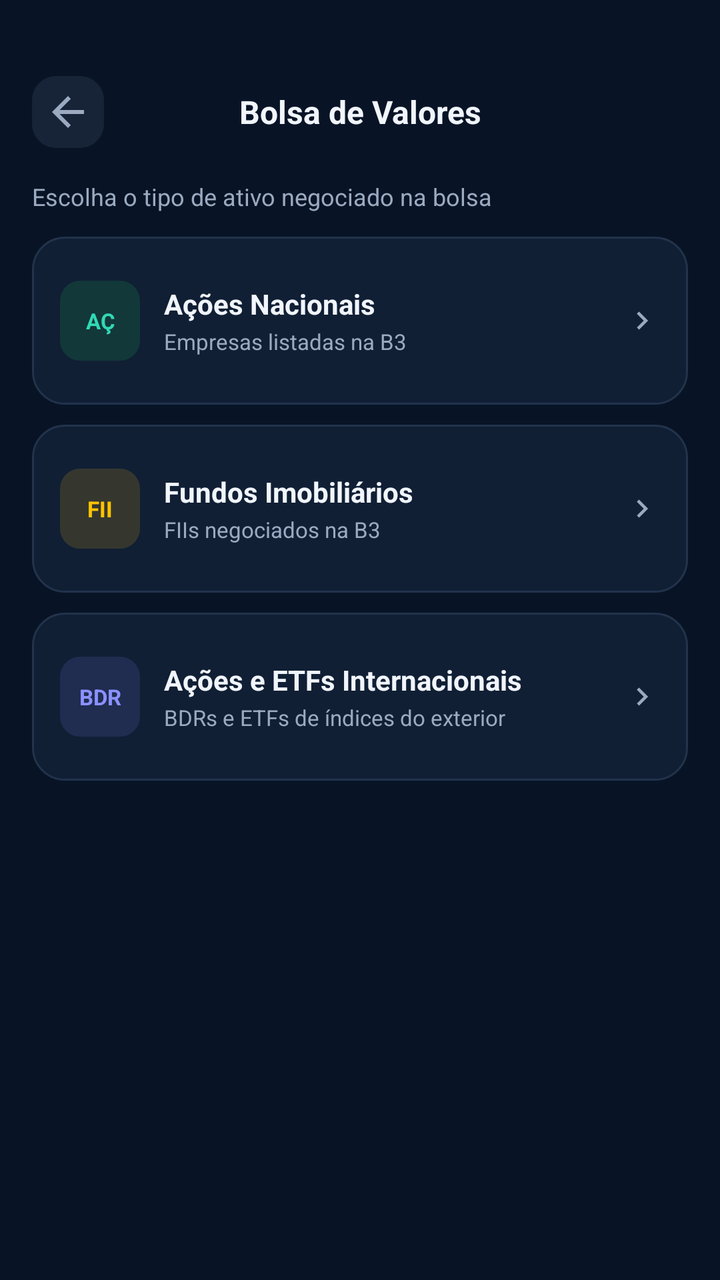
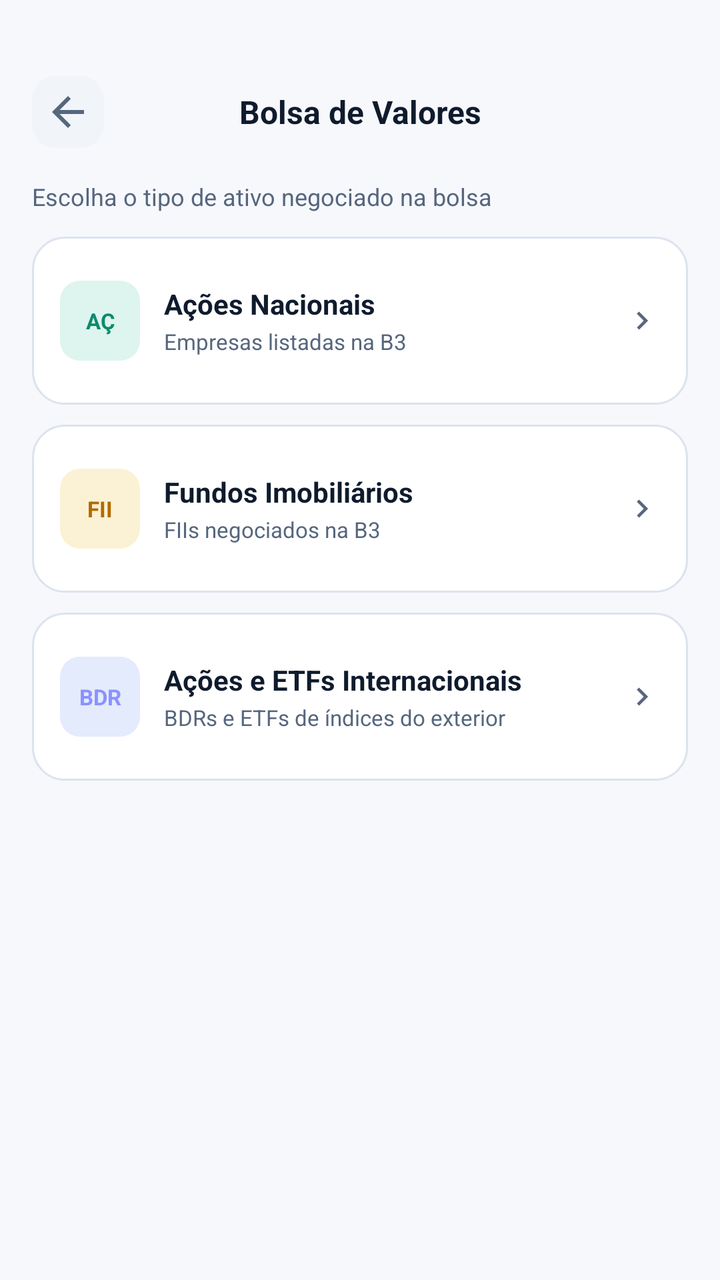

An Android layout rendered at two revisions. The XML below is the earlier revision; the diff shows what the commit changed to produce the second picture.
<!-- AndroidManifest.xml: application theme Theme.AccurancyMobileApp -->
<!-- res/layout/activity_opcoes_renda_variavel.xml -->
<?xml version="1.0" encoding="utf-8"?>
<FrameLayout
    xmlns:android="http://schemas.android.com/apk/res/android"
    xmlns:app="http://schemas.android.com/apk/res-auto"
    android:layout_width="match_parent"
    android:layout_height="match_parent"
    android:background="#081426">

    <androidx.constraintlayout.widget.ConstraintLayout
        android:layout_width="match_parent"
        android:layout_height="match_parent">

        
        <LinearLayout
            android:id="@+id/cabecalhoRendaVariavel"
            android:layout_width="0dp"
            android:layout_height="52dp"
            android:gravity="center_vertical"
            android:orientation="horizontal"
            android:paddingStart="16dp"
            android:paddingEnd="16dp"
            android:layout_marginTop="30dp"
            app:layout_constraintTop_toTopOf="parent"
            app:layout_constraintStart_toStartOf="parent"
            app:layout_constraintEnd_toEndOf="parent">

            <ImageButton
                android:id="@+id/btnVoltarRendaVariavel"
                android:layout_width="36dp"
                android:layout_height="36dp"
                android:background="@drawable/bg_btn_icone"
                android:contentDescription="Voltar"
                android:src="@drawable/ic_arrow_back"
                app:tint="#9BAAC0" />

            <TextView
                android:layout_width="0dp"
                android:layout_height="wrap_content"
                android:layout_weight="1"
                android:gravity="center"
                android:text="Bolsa de Valores"
                android:textColor="#F1F5FC"
                android:textSize="16sp"
                android:textStyle="bold" />

            <View
                android:layout_width="36dp"
                android:layout_height="36dp" />

        </LinearLayout>

        
        <ScrollView
            android:id="@+id/scrollRendaVariavel"
            android:layout_width="0dp"
            android:layout_height="0dp"
            android:fillViewport="true"
            android:clipToPadding="false"
            android:overScrollMode="never"
            app:layout_constraintTop_toBottomOf="@id/cabecalhoRendaVariavel"
            app:layout_constraintBottom_toBottomOf="parent"
            app:layout_constraintStart_toStartOf="parent"
            app:layout_constraintEnd_toEndOf="parent">

            <LinearLayout
                android:id="@+id/listaOpcoesBolsa"
                android:layout_width="match_parent"
                android:layout_height="wrap_content"
                android:orientation="vertical"
                android:paddingStart="16dp"
                android:paddingTop="8dp"
                android:paddingEnd="16dp"
                android:paddingBottom="20dp">

                <TextView
                    android:layout_width="match_parent"
                    android:layout_height="wrap_content"
                    android:text="Escolha o tipo de ativo negociado na bolsa"
                    android:textColor="#9BAAC0"
                    android:textSize="12sp" />

                
                <LinearLayout
                    android:id="@+id/cardAcoesNacionais"
                    android:layout_width="match_parent"
                    android:layout_height="84dp"
                    android:layout_marginTop="12dp"
                    android:background="@drawable/bg_carteira_card"
                    android:clickable="true"
                    android:focusable="true"
                    android:gravity="center_vertical"
                    android:orientation="horizontal"
                    android:paddingStart="14dp"
                    android:paddingEnd="14dp">

                    <TextView
                        android:layout_width="40dp"
                        android:layout_height="40dp"
                        android:background="@drawable/bg_categoria_acoes"
                        android:gravity="center"
                        android:text="AÇ"
                        android:textColor="#31D9B5"
                        android:textSize="11sp"
                        android:textStyle="bold" />

                    <LinearLayout
                        android:layout_width="0dp"
                        android:layout_height="wrap_content"
                        android:layout_marginStart="12dp"
                        android:layout_weight="1"
                        android:orientation="vertical">

                        <TextView
                            android:layout_width="match_parent"
                            android:layout_height="wrap_content"
                            android:text="Ações Nacionais"
                            android:textColor="#F1F5FC"
                            android:textSize="14sp"
                            android:textStyle="bold" />

                        <TextView
                            android:layout_width="match_parent"
                            android:layout_height="wrap_content"
                            android:layout_marginTop="2dp"
                            android:text="Empresas listadas na B3"
                            android:textColor="#9BAAC0"
                            android:textSize="11sp" />

                    </LinearLayout>

                    <ImageView
                        android:layout_width="18dp"
                        android:layout_height="18dp"
                        android:contentDescription="@null"
                        android:src="@drawable/ic_chevron_right"
                        app:tint="#9BAAC0" />

                </LinearLayout>

                
                <LinearLayout
                    android:id="@+id/cardFundosImobiliarios"
                    android:layout_width="match_parent"
                    android:layout_height="84dp"
                    android:layout_marginTop="10dp"
                    android:background="@drawable/bg_carteira_card"
                    android:clickable="true"
                    android:focusable="true"
                    android:gravity="center_vertical"
                    android:orientation="horizontal"
                    android:paddingStart="14dp"
                    android:paddingEnd="14dp">

                    <TextView
                        android:layout_width="40dp"
                        android:layout_height="40dp"
                        android:background="@drawable/bg_categoria_fii"
                        android:gravity="center"
                        android:text="FII"
                        android:textColor="#FFC400"
                        android:textSize="11sp"
                        android:textStyle="bold" />

                    <LinearLayout
                        android:layout_width="0dp"
                        android:layout_height="wrap_content"
                        android:layout_marginStart="12dp"
                        android:layout_weight="1"
                        android:orientation="vertical">

                        <TextView
                            android:layout_width="match_parent"
                            android:layout_height="wrap_content"
                            android:text="Fundos Imobiliários"
                            android:textColor="#F1F5FC"
                            android:textSize="14sp"
                            android:textStyle="bold" />

                        <TextView
                            android:layout_width="match_parent"
                            android:layout_height="wrap_content"
                            android:layout_marginTop="2dp"
                            android:text="FIIs negociados na B3"
                            android:textColor="#9BAAC0"
                            android:textSize="11sp" />

                    </LinearLayout>

                    <ImageView
                        android:layout_width="18dp"
                        android:layout_height="18dp"
                        android:contentDescription="@null"
                        android:src="@drawable/ic_chevron_right"
                        app:tint="#9BAAC0" />

                </LinearLayout>

                
                <LinearLayout
                    android:id="@+id/cardAcoesETFsInternacionais"
                    android:layout_width="match_parent"
                    android:layout_height="84dp"
                    android:layout_marginTop="10dp"
                    android:background="@drawable/bg_carteira_card"
                    android:clickable="true"
                    android:focusable="true"
                    android:gravity="center_vertical"
                    android:orientation="horizontal"
                    android:paddingStart="14dp"
                    android:paddingEnd="14dp">

                    <TextView
                        android:layout_width="40dp"
                        android:layout_height="40dp"
                        android:background="@drawable/bg_categoria_bdr"
                        android:gravity="center"
                        android:text="BDR"
                        android:textColor="#8B91FF"
                        android:textSize="11sp"
                        android:textStyle="bold" />

                    <LinearLayout
                        android:layout_width="0dp"
                        android:layout_height="wrap_content"
                        android:layout_marginStart="12dp"
                        android:layout_weight="1"
                        android:orientation="vertical">

                        <TextView
                            android:layout_width="match_parent"
                            android:layout_height="wrap_content"
                            android:text="Ações e ETFs Internacionais"
                            android:textColor="#F1F5FC"
                            android:textSize="14sp"
                            android:textStyle="bold" />

                        <TextView
                            android:layout_width="match_parent"
                            android:layout_height="wrap_content"
                            android:layout_marginTop="2dp"
                            android:text="BDRs e ETFs de índices do exterior"
                            android:textColor="#9BAAC0"
                            android:textSize="11sp" />

                    </LinearLayout>

                    <ImageView
                        android:layout_width="18dp"
                        android:layout_height="18dp"
                        android:contentDescription="@null"
                        android:src="@drawable/ic_chevron_right"
                        app:tint="#9BAAC0" />

                </LinearLayout>

            </LinearLayout>

        </ScrollView>

    </androidx.constraintlayout.widget.ConstraintLayout>

</FrameLayout>
<!-- resources referenced by this layout -->
<resources>
  <!-- drawable bg_btn_icone (drawable) -->
  <?xml version="1.0" encoding="utf-8"?>
  <shape xmlns:android="http://schemas.android.com/apk/res/android">
      <solid android:color="#172438"/>
      <corners android:radius="12dp"/>
  </shape>
  <!-- drawable bg_carteira_card (drawable) -->
  <?xml version="1.0" encoding="utf-8"?>
  <shape xmlns:android="http://schemas.android.com/apk/res/android">
      <solid android:color="#101F34" />
      <stroke
          android:width="1dp"
          android:color="#22334B" />
      <corners android:radius="16dp" />
  </shape>
  <!-- drawable bg_categoria_acoes (drawable) -->
  <?xml version="1.0" encoding="utf-8"?>
  <shape xmlns:android="http://schemas.android.com/apk/res/android">
      <solid android:color="#12383A" />
      <corners android:radius="10dp" />
  </shape>
  <!-- drawable bg_categoria_bdr (drawable) -->
  <?xml version="1.0" encoding="utf-8"?>
  <shape xmlns:android="http://schemas.android.com/apk/res/android">
      <solid android:color="#202C50" />
      <corners android:radius="10dp" />
  </shape>
  <!-- drawable bg_categoria_fii (drawable) -->
  <?xml version="1.0" encoding="utf-8"?>
  <shape xmlns:android="http://schemas.android.com/apk/res/android">
      <solid android:color="#35372F" />
      <corners android:radius="10dp" />
  </shape>
  <style name="Base.Theme.AccurancyMobileApp" parent="Theme.Material3.DayNight.NoActionBar">
          
          
  
      </style>
  <!-- unchanged entries left out for length: 3 -->
</resources>

<!-- the commit's change to res/layout/activity_opcoes_renda_variavel.xml (unified diff, before → after) -->
@@ -4,7 +4,7 @@
     xmlns:app="http://schemas.android.com/apk/res-auto"
     android:layout_width="match_parent"
     android:layout_height="match_parent"
-    android:background="#081426">
+    android:background="@color/superficie_campo">
 
     <androidx.constraintlayout.widget.ConstraintLayout
         android:layout_width="match_parent"
@@ -31,7 +31,7 @@
                 android:background="@drawable/bg_btn_icone"
                 android:contentDescription="Voltar"
                 android:src="@drawable/ic_arrow_back"
-                app:tint="#9BAAC0" />
+                app:tint="@color/text_secondary" />
 
             <TextView
                 android:layout_width="0dp"
@@ -39,7 +39,7 @@
                 android:layout_weight="1"
                 android:gravity="center"
                 android:text="Bolsa de Valores"
-                android:textColor="#F1F5FC"
+                android:textColor="@color/text_primary"
                 android:textSize="16sp"
                 android:textStyle="bold" />
 
@@ -76,7 +76,7 @@
                     android:layout_width="match_parent"
                     android:layout_height="wrap_content"
                     android:text="Escolha o tipo de ativo negociado na bolsa"
-                    android:textColor="#9BAAC0"
+                    android:textColor="@color/text_secondary"
                     android:textSize="12sp" />
 
                 
@@ -99,7 +99,7 @@
                         android:background="@drawable/bg_categoria_acoes"
                         android:gravity="center"
                         android:text="AÇ"
-                        android:textColor="#31D9B5"
+                        android:textColor="@color/positivo_destaque"
                         android:textSize="11sp"
                         android:textStyle="bold" />
 
@@ -114,7 +114,7 @@
                             android:layout_width="match_parent"
                             android:layout_height="wrap_content"
                             android:text="Ações Nacionais"
-                            android:textColor="#F1F5FC"
+                            android:textColor="@color/text_primary"
                             android:textSize="14sp"
                             android:textStyle="bold" />
 
@@ -123,7 +123,7 @@
                             android:layout_height="wrap_content"
                             android:layout_marginTop="2dp"
                             android:text="Empresas listadas na B3"
-                            android:textColor="#9BAAC0"
+                            android:textColor="@color/text_secondary"
                             android:textSize="11sp" />
 
                     </LinearLayout>
@@ -133,7 +133,7 @@
                         android:layout_height="18dp"
                         android:contentDescription="@null"
                         android:src="@drawable/ic_chevron_right"
-                        app:tint="#9BAAC0" />
+                        app:tint="@color/text_secondary" />
 
                 </LinearLayout>
 
@@ -157,7 +157,7 @@
                         android:background="@drawable/bg_categoria_fii"
                         android:gravity="center"
                         android:text="FII"
-                        android:textColor="#FFC400"
+                        android:textColor="@color/aviso"
                         android:textSize="11sp"
                         android:textStyle="bold" />
 
@@ -172,7 +172,7 @@
                             android:layout_width="match_parent"
                             android:layout_height="wrap_content"
                             android:text="Fundos Imobiliários"
-                            android:textColor="#F1F5FC"
+                            android:textColor="@color/text_primary"
                             android:textSize="14sp"
                             android:textStyle="bold" />
 
@@ -181,7 +181,7 @@
                             android:layout_height="wrap_content"
                             android:layout_marginTop="2dp"
                             android:text="FIIs negociados na B3"
-                            android:textColor="#9BAAC0"
+                            android:textColor="@color/text_secondary"
                             android:textSize="11sp" />
 
                     </LinearLayout>
@@ -191,7 +191,7 @@
                         android:layout_height="18dp"
                         android:contentDescription="@null"
                         android:src="@drawable/ic_chevron_right"
-                        app:tint="#9BAAC0" />
+                        app:tint="@color/text_secondary" />
 
                 </LinearLayout>
 
@@ -230,7 +230,7 @@
                             android:layout_width="match_parent"
                             android:layout_height="wrap_content"
                             android:text="Ações e ETFs Internacionais"
-                            android:textColor="#F1F5FC"
+                            android:textColor="@color/text_primary"
                             android:textSize="14sp"
                             android:textStyle="bold" />
 
@@ -239,7 +239,7 @@
                             android:layout_height="wrap_content"
                             android:layout_marginTop="2dp"
                             android:text="BDRs e ETFs de índices do exterior"
-                            android:textColor="#9BAAC0"
+                            android:textColor="@color/text_secondary"
                             android:textSize="11sp" />
 
                     </LinearLayout>
@@ -249,7 +249,7 @@
                         android:layout_height="18dp"
                         android:contentDescription="@null"
                         android:src="@drawable/ic_chevron_right"
-                        app:tint="#9BAAC0" />
+                        app:tint="@color/text_secondary" />
 
                 </LinearLayout>
 
<!-- resource entries referenced after the edit -->
@@ -1,43 +1,88 @@
 <!-- resources referenced by this layout -->
 <resources>
+  <color name="aviso">#FFB26A00</color>
+  <color name="positivo_destaque">#FF0E8A6B</color>
+  <color name="superficie_campo">#FFF6F8FC</color>
+  <color name="text_primary">#FF0F1B2D</color>
+  <color name="text_secondary">#FF56667E</color>
   <!-- drawable bg_btn_icone (drawable) -->
   <?xml version="1.0" encoding="utf-8"?>
   <shape xmlns:android="http://schemas.android.com/apk/res/android">
-      <solid android:color="#172438"/>
+      <solid android:color="@color/card_background_2"/>
       <corners android:radius="12dp"/>
   </shape>
   <!-- drawable bg_carteira_card (drawable) -->
   <?xml version="1.0" encoding="utf-8"?>
   <shape xmlns:android="http://schemas.android.com/apk/res/android">
-      <solid android:color="#101F34" />
+      <solid android:color="@color/card_background" />
       <stroke
           android:width="1dp"
-          android:color="#22334B" />
+          android:color="@color/borda" />
       <corners android:radius="16dp" />
   </shape>
   <!-- drawable bg_categoria_acoes (drawable) -->
   <?xml version="1.0" encoding="utf-8"?>
   <shape xmlns:android="http://schemas.android.com/apk/res/android">
-      <solid android:color="#12383A" />
+      <solid android:color="@color/categoria_verde" />
       <corners android:radius="10dp" />
   </shape>
   <!-- drawable bg_categoria_bdr (drawable) -->
   <?xml version="1.0" encoding="utf-8"?>
   <shape xmlns:android="http://schemas.android.com/apk/res/android">
-      <solid android:color="#202C50" />
+      <solid android:color="@color/categoria_azul" />
       <corners android:radius="10dp" />
   </shape>
   <!-- drawable bg_categoria_fii (drawable) -->
   <?xml version="1.0" encoding="utf-8"?>
   <shape xmlns:android="http://schemas.android.com/apk/res/android">
-      <solid android:color="#35372F" />
+      <solid android:color="@color/categoria_amarela" />
       <corners android:radius="10dp" />
   </shape>
+  <color name="card_background_2">#FFF1F5FA</color>
+  <color name="card_background">#FFFFFFFF</color>
+  <color name="borda">#FFDCE3EE</color>
+  <color name="categoria_verde">#FFDDF5EE</color>
+  <color name="categoria_azul">#FFE3EBFC</color>
+  <color name="categoria_amarela">#FFFBF2D5</color>
   <style name="Base.Theme.AccurancyMobileApp" parent="Theme.Material3.DayNight.NoActionBar">
+          <item name="colorPrimary">@color/primary_blue</item>
+          <item name="colorOnPrimary">@color/white</item>
+          <item name="colorPrimaryContainer">@color/superficie_selecionada</item>
+          <item name="colorOnPrimaryContainer">@color/text_primary</item>
+          <item name="colorSecondary">@color/link</item>
+          <item name="colorSurface">@color/card_background</item>
+          <item name="colorOnSurface">@color/text_primary</item>
+          <item name="colorOnSurfaceVariant">@color/text_secondary</item>
+          <item name="colorOnSecondary">@color/white</item>
+          <item name="colorSecondaryContainer">@color/superficie_selecionada</item>
+          <item name="colorOnSecondaryContainer">@color/text_primary</item>
           
-          
-  
+          <item name="colorSurfaceVariant">@color/card_background_2</item>
+          <item name="colorSurfaceContainerLowest">@color/card_background</item>
+          <item name="colorSurfaceContainerLow">@color/card_background</item>
+          <item name="colorSurfaceContainer">@color/card_background_2</item>
+          <item name="colorSurfaceContainerHigh">@color/card_background</item>
+          <item name="colorSurfaceContainerHighest">@color/trilho</item>
+          <item name="colorOutline">@color/borda_forte</item>
+          <item name="colorOutlineVariant">@color/borda</item>
+          <item name="colorError">@color/negativo_destaque</item>
+          <item name="android:colorBackground">@color/bg_deep</item>
+          <item name="android:windowBackground">@color/bg_deep</item>
+          <item name="android:textColorPrimary">@color/text_primary</item>
+          <item name="android:textColorSecondary">@color/text_secondary</item>
+          <item name="android:textColorHint">@color/text_placeholder</item>
+          <item name="android:windowLightStatusBar">@bool/barras_sistema_claras</item>
+          <item name="android:windowLightNavigationBar" tools:targetApi="27">@bool/barras_sistema_claras</item>
       </style>
+  <color name="primary_blue">#FF2563EB</color>
+  <color name="white">#FFFFFFFF</color>
+  <color name="superficie_selecionada">#FFE4EDFD</color>
+  <color name="link">#FF1D5BD8</color>
+  <color name="trilho">#FFE3E9F2</color>
+  <color name="borda_forte">#FFC5D0DF</color>
+  <color name="negativo_destaque">#FFD93545</color>
+  <color name="bg_deep">#FFF3F6FB</color>
+  <color name="text_placeholder">#FF8A97AB</color>
   <!-- unchanged entries left out for length: 3 -->
 </resources>
 
